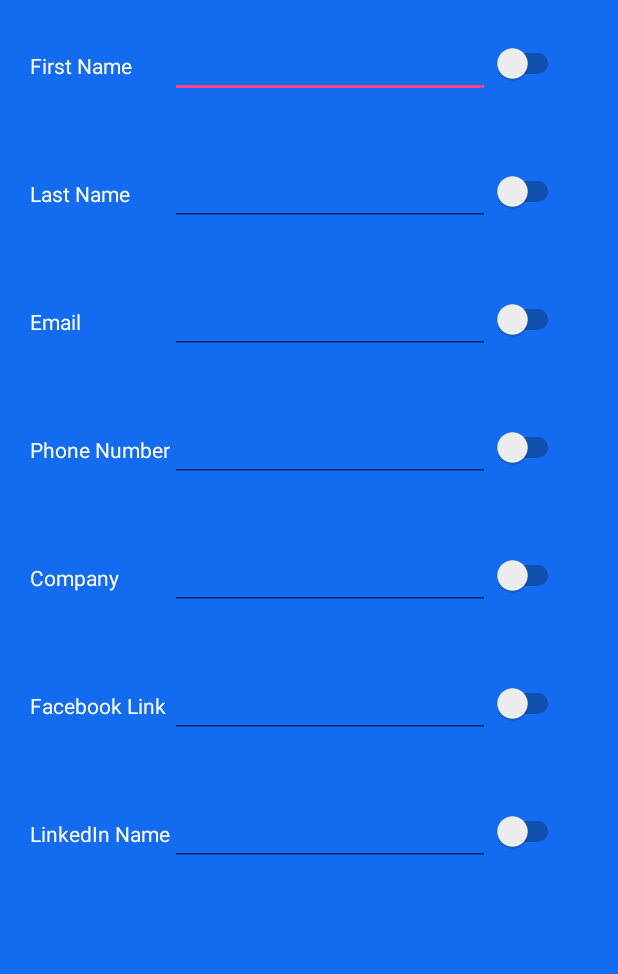
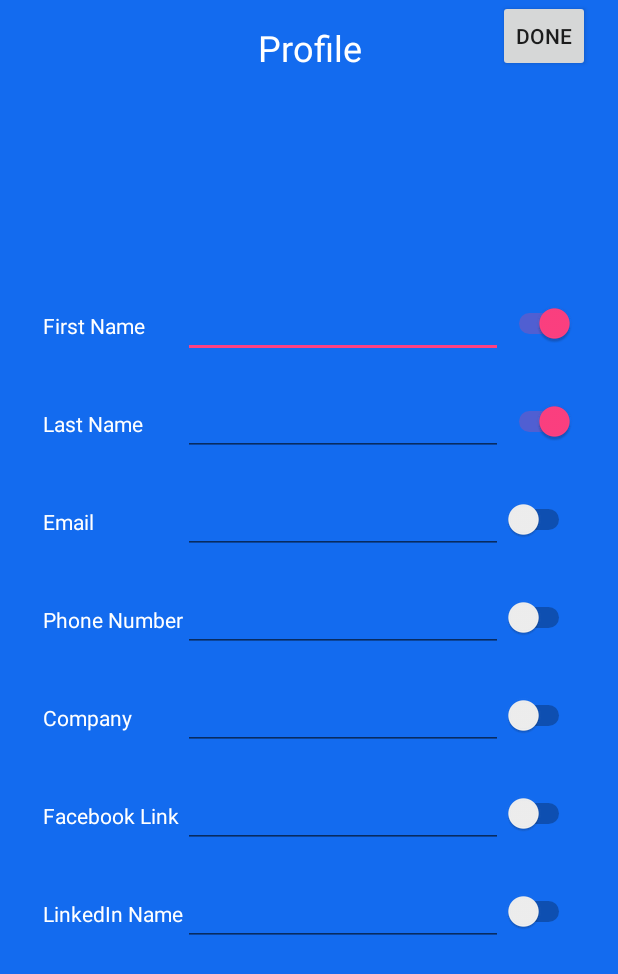
Before and after one commit to sharukhhasan/Handshake-Android, an Android app: the SettingsActivity screen opened directly, with no data from a screen before it, on a phone screen of 412 x 824 dp. Shown: the top 974 px of the screen. Run offline under Robolectric (Android 15) with nearby library versions, the phone set to English and light mode, and no system bars; libraries missing offline, so code that uses them is left out: com.facebook; 4 statements that could not run were skipped.

Commit message:
settings screen margins fix

```diff
--- a/app/src/main/java/com/sharukhhasan/handshake/activities/MainActivity.java
+++ b/app/src/main/java/com/sharukhhasan/handshake/activities/MainActivity.java
@@ -35,7 +35,9 @@ public class MainActivity extends AppCompatActivity implements ShakeDetector.Lis
 
         currentUser = PreferenceUtils.getCurrentUser(getApplicationContext());
 
-        String usrname = profile.getFirstName();
+        currentUser.setUserFacebookLink("fb://profile/" + currentUser.getUserFacebookId());
+
+        //String usrname = profile.getFirstName();
 
         pastShakesBtn = (ImageButton) findViewById(R.id.pastShakesButton);
         pastShakesBtn.setOnClickListener(new View.OnClickListener() {
@@ -64,7 +66,7 @@ public class MainActivity extends AppCompatActivity implements ShakeDetector.Lis
 
         welcomeTextView = (TextView) findViewById(R.id.welcomeTextView);
         String[] splitName = currentUser.userName.split("\\s+");
-        String welcome = "Welcome, " + usrname + "!";
+        String welcome = "Welcome, " + splitName[0] + "!";
         welcomeTextView.setText(welcome);
 
         SensorManager sensorManager = (SensorManager) getSystemService(SENSOR_SERVICE);
--- a/app/src/main/java/com/sharukhhasan/handshake/activities/SettingsActivity.java
+++ b/app/src/main/java/com/sharukhhasan/handshake/activities/SettingsActivity.java
@@ -2,14 +2,59 @@ package com.sharukhhasan.handshake.activities;
 
 import android.support.v7.app.AppCompatActivity;
 import android.os.Bundle;
+import android.widget.EditText;
+import android.widget.Switch;
+import android.widget.TextView;
+
+import com.facebook.Profile;
+import com.sharukhhasan.handshake.PreferenceUtils;
 import com.sharukhhasan.handshake.R;
+import com.sharukhhasan.handshake.User;
 
 public class SettingsActivity extends AppCompatActivity {
+    private EditText firstName;
+    private EditText lastName;
+    private EditText email;
+    private EditText phoneNumber;
+    private EditText company;
+    private EditText facebookLink;
+    private EditText linkedinName;
+
+    /*private Switch firstNameSwitch;
+    private Switch lastNameSwitch;
+    private Switch emailSwitch;
+    private Switch phoneNumberSwitch;
+    private Switch companySwitch;
+    private Switch facebookLinkSwitch;
+    private Switch linkedinNameSwitch;*/
+
 
     @Override
     protected void onCreate(Bundle savedInstanceState)
     {
         super.onCreate(savedInstanceState);
         setContentView(R.layout.activity_settings);
+
+        Profile currentUser = Profile.getCurrentProfile();
+        User user = PreferenceUtils.getCurrentUser(getApplicationContext());
+
+        firstName = (EditText) findViewById(R.id.firstNameEditView);
+        firstName.setText(currentUser.getFirstName());
+
+        lastName = (EditText) findViewById(R.id.lastNameEditView);
+        lastName.setText(currentUser.getLastName());
+
+        email = (EditText) findViewById(R.id.emailEditText);
+
+        phoneNumber = (EditText) findViewById(R.id.phoneNumberEditText);
+
+        company = (EditText) findViewById(R.id.companyEditText);
+
+        facebookLink = (EditText) findViewById(R.id.facebookLinkEditText);
+        facebookLink.setText(currentUser.getLinkUri().toString());
+
+        linkedinName = (EditText) findViewById(R.id.linkedInEditText);
+
+
     }
 }
--- a/app/src/main/res/layout/activity_settings.xml
+++ b/app/src/main/res/layout/activity_settings.xml
@@ -1,17 +1,44 @@
 <?xml version="1.0" encoding="utf-8"?>
-<LinearLayout xmlns:android="http://schemas.android.com/apk/res/android"
-    android:orientation="vertical" android:layout_width="match_parent"
+<RelativeLayout xmlns:android="http://schemas.android.com/apk/res/android"
+    android:orientation="vertical"
+    android:layout_width="match_parent"
     android:layout_height="match_parent">
 
+    <TextView
+        android:layout_width="wrap_content"
+        android:layout_height="wrap_content"
+        android:text="@string/settings_title"
+        android:id="@+id/settingsTitle"
+        android:layout_gravity="center_horizontal"
+        android:gravity="center"
+        android:textColor="#ffffff"
+        android:textSize="24dp"
+        android:layout_alignBottom="@+id/doneButton"
+        android:layout_centerHorizontal="true" />
+
+    <Button
+        style="?android:attr/buttonStyleSmall"
+        android:layout_width="wrap_content"
+        android:layout_height="wrap_content"
+        android:text="@string/settings_done_title"
+        android:id="@+id/doneButton"
+        android:layout_gravity="right"
+        android:layout_alignParentTop="true"
+        android:layout_alignRight="@+id/tableLayout"
+        android:layout_alignEnd="@+id/tableLayout" />
+
     <TableLayout
-        android:layout_width="match_parent"
-        android:layout_height="wrap_content" >
+        android:layout_width="wrap_content"
+        android:layout_height="wrap_content"
+        android:id="@+id/tableLayout"
+        android:layout_centerVertical="true"
+        android:layout_centerHorizontal="true">
 
         <TableRow
             android:id="@+id/firstNameRow"
             android:layout_width="wrap_content"
             android:layout_height="wrap_content"
-            android:layout_margin="20dp" >
+            android:layout_margin="10dp">
 
             <TextView
                 android:id="@+id/firstNameTxtView"
@@ -25,20 +52,23 @@
                 android:layout_width="wrap_content"
                 android:layout_height="wrap_content"
                 android:ems="10"
-                android:textColor="#ffffff" />
+                android:textColor="#ffffff"
+                android:inputType="textPersonName"
+                android:singleLine="true" />
 
             <Switch
-                android:layout_width="51dp"
-                android:layout_height="31dp"
+                android:layout_width="wrap_content"
+                android:layout_height="wrap_content"
                 android:id="@+id/firstNameSwitch"
-                android:layout_gravity="center"/>
+                android:layout_gravity="center"
+                android:checked="true" />
 
         </TableRow>
         <TableRow
             android:id="@+id/lastNameRow"
             android:layout_width="wrap_content"
             android:layout_height="wrap_content"
-            android:layout_margin="20dp" >
+            android:layout_margin="10dp" >
 
             <TextView
                 android:id="@+id/lastNameTextView"
@@ -52,20 +82,23 @@
                 android:layout_width="wrap_content"
                 android:layout_height="wrap_content"
                 android:ems="10"
-                android:textColor="#ffffff" />
+                android:textColor="#ffffff"
+                android:inputType="textPersonName"
+                android:singleLine="true" />
 
             <Switch
-                android:layout_width="51dp"
-                android:layout_height="31dp"
+                android:layout_width="wrap_content"
+                android:layout_height="wrap_content"
                 android:id="@+id/lastNameSwitch"
-                android:layout_gravity="center"/>
+                android:layout_gravity="center"
+                android:checked="true" />
 
         </TableRow>
         <TableRow
             android:id="@+id/emailRow"
             android:layout_width="wrap_content"
             android:layout_height="wrap_content"
-            android:layout_margin="20dp" >
+            android:layout_margin="10dp" >
 
             <TextView
                 android:id="@+id/emailTextView"
@@ -79,11 +112,13 @@
                 android:layout_width="wrap_content"
                 android:layout_height="wrap_content"
                 android:ems="10"
-                android:textColor="#ffffff" />
+                android:textColor="#ffffff"
+                android:inputType="textEmailAddress"
+                android:singleLine="true" />
 
             <Switch
-                android:layout_width="51dp"
-                android:layout_height="31dp"
+                android:layout_width="wrap_content"
+                android:layout_height="wrap_content"
                 android:id="@+id/emailSwitch"
                 android:layout_gravity="center"/>
 
@@ -92,7 +127,7 @@
             android:id="@+id/phoneNumberRow"
             android:layout_width="wrap_content"
             android:layout_height="wrap_content"
-            android:layout_margin="20dp" >
+            android:layout_margin="10dp" >
 
             <TextView
                 android:id="@+id/phoneNumberTextView"
@@ -106,11 +141,13 @@
                 android:layout_width="wrap_content"
                 android:layout_height="wrap_content"
                 android:ems="10"
-                android:textColor="#ffffff" />
+                android:textColor="#ffffff"
+                android:inputType="phone"
+                android:singleLine="true" />
 
             <Switch
-                android:layout_width="51dp"
-                android:layout_height="31dp"
+                android:layout_width="wrap_content"
+                android:layout_height="wrap_content"
                 android:id="@+id/phoneNumberSwitch"
                 android:layout_gravity="center"/>
 
@@ -119,7 +156,7 @@
             android:id="@+id/companyRow"
             android:layout_width="wrap_content"
             android:layout_height="wrap_content"
-            android:layout_margin="20dp" >
+            android:layout_margin="10dp" >
 
             <TextView
                 android:id="@+id/companyTextView"
@@ -133,11 +170,12 @@
                 android:layout_width="wrap_content"
                 android:layout_height="wrap_content"
                 android:ems="10"
-                android:textColor="#ffffff" />
+                android:textColor="#ffffff"
+                android:singleLine="true" />
 
             <Switch
-                android:layout_width="51dp"
-                android:layout_height="31dp"
+                android:layout_width="wrap_content"
+                android:layout_height="wrap_content"
                 android:id="@+id/companySwitch"
                 android:layout_gravity="center"/>
 
@@ -146,7 +184,7 @@
             android:id="@+id/facebookLinkRow"
             android:layout_width="wrap_content"
             android:layout_height="wrap_content"
-            android:layout_margin="20dp" >
+            android:layout_margin="10dp" >
 
             <TextView
                 android:id="@+id/facebookLinkTextView"
@@ -160,11 +198,12 @@
                 android:layout_width="wrap_content"
                 android:layout_height="wrap_content"
                 android:ems="10"
-                android:textColor="#ffffff" />
+                android:textColor="#ffffff"
+                android:singleLine="true" />
 
             <Switch
-                android:layout_width="51dp"
-                android:layout_height="31dp"
+                android:layout_width="wrap_content"
+                android:layout_height="wrap_content"
                 android:id="@+id/facebookLinkSwitch"
                 android:layout_gravity="center"/>
 
@@ -173,7 +212,7 @@
             android:id="@+id/linkedInNameRow"
             android:layout_width="wrap_content"
             android:layout_height="wrap_content"
-            android:layout_margin="20dp" >
+            android:layout_margin="10dp" >
 
             <TextView
                 android:id="@+id/linkedInTextView"
@@ -187,14 +226,15 @@
                 android:layout_width="wrap_content"
                 android:layout_height="wrap_content"
                 android:ems="10"
-                android:textColor="#ffffff" />
+                android:textColor="#ffffff"
+                android:singleLine="true" />
 
             <Switch
-                android:layout_width="51dp"
-                android:layout_height="31dp"
+                android:layout_width="wrap_content"
+                android:layout_height="wrap_content"
                 android:id="@+id/linkedInSwitch"
                 android:layout_gravity="center"/>
 
         </TableRow>
     </TableLayout>
-</LinearLayout>
+</RelativeLayout>
--- a/app/src/main/res/values/strings.xml
+++ b/app/src/main/res/values/strings.xml
@@ -5,6 +5,8 @@
     <!-- TODO: Remove or change this placeholder text -->
     <string name="hello_blank_fragment">Hello blank fragment</string>
 
+    <string name="settings_title">Profile</string>
+    <string name="settings_done_title">Done</string>
     <string name="first_name_settings">First Name</string>
     <string name="last_name_settings">Last Name</string>
     <string name="email_settings">Email</string>
```
